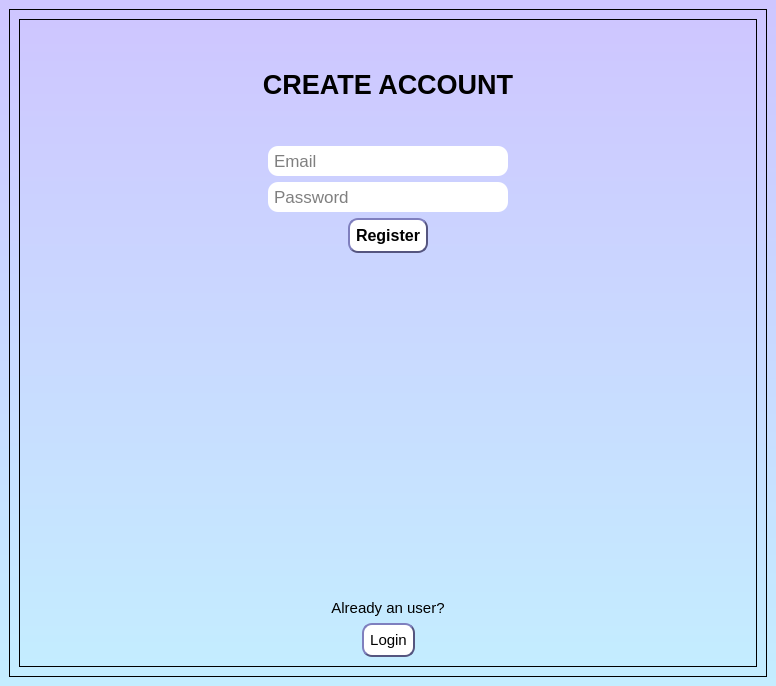
Above: ui/reg.ui from irakliskhirtladze/TBC_users before the change. Below: the same form after it.
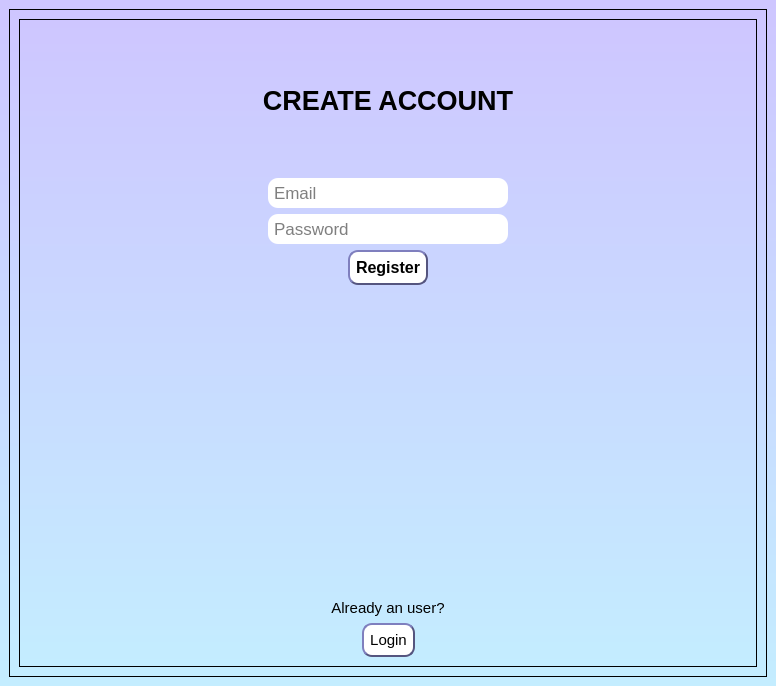
That is the form after the change.

Patch:
```diff
--- a/ui/reg.ui
+++ b/ui/reg.ui
@@ -242,24 +242,11 @@
             </item>
             <item>
              <layout class="QHBoxLayout" name="horizontalLayout">
-              <item>
-               <spacer name="horizontalSpacer_7">
-                <property name="orientation">
-                 <enum>Qt::Horizontal</enum>
-                </property>
-                <property name="sizeHint" stdset="0">
-                 <size>
-                  <width>40</width>
-                  <height>20</height>
-                 </size>
-                </property>
-               </spacer>
-              </item>
               <item>
                <widget class="QLabel" name="label_4">
                 <property name="font">
                  <font>
-                  <pointsize>15</pointsize>
+                  <pointsize>13</pointsize>
                   <weight>50</weight>
                   <bold>false</bold>
                  </font>
@@ -278,34 +265,8 @@
                 </property>
                </widget>
               </item>
-              <item>
-               <spacer name="horizontalSpacer_8">
-                <property name="orientation">
-                 <enum>Qt::Horizontal</enum>
-                </property>
-                <property name="sizeHint" stdset="0">
-                 <size>
-                  <width>40</width>
-                  <height>20</height>
-                 </size>
-                </property>
-               </spacer>
-              </item>
              </layout>
             </item>
-            <item>
-             <spacer name="verticalSpacer_3">
-              <property name="orientation">
-               <enum>Qt::Vertical</enum>
-              </property>
-              <property name="sizeHint" stdset="0">
-               <size>
-                <width>20</width>
-                <height>40</height>
-               </size>
-              </property>
-             </spacer>
-            </item>
            </layout>
           </item>
           <item row="1" column="0">
```
